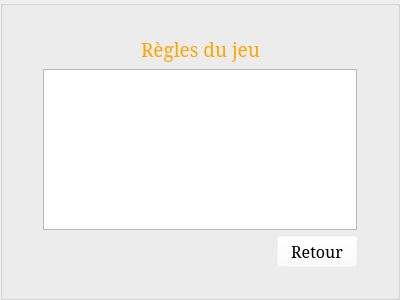
paboccard/Projet_Prog_Jeu, file StreetCar/StreetCar/RulesOption.ui: the form before one commit.
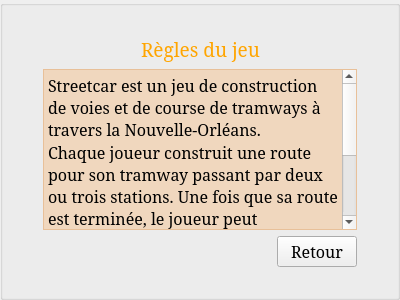
The form after the commit. Icons and pictures are not drawn.

Commit message: ajout credits + rules

Diff of the .ui file:
```diff
--- a/StreetCar/StreetCar/RulesOption.ui
+++ b/StreetCar/StreetCar/RulesOption.ui
@@ -31,8 +31,12 @@
 	color: orange;
 }
 
+#plainTextEdit {
+	background-color: rgba(255, 128, 0, 50);
+}
+s
 QPushButton {
-	background-color: rgba(255, 255, 255, 0);
+	background-color: rgba(255, 128, 0, 50);
 }
 
 QPushButton::hover{
@@ -100,7 +104,18 @@
        </layout>
       </item>
       <item>
-       <widget class="QListView" name="listView"/>
+       <widget class="QPlainTextEdit" name="plainTextEdit">
+        <property name="font">
+         <font>
+          <family>Serif</family>
+          <pointsize>12</pointsize>
+         </font>
+        </property>
+        <property name="plainText">
+         <string>Streetcar est un jeu de construction de voies et de course de tramways à travers la Nouvelle-Orléans.
+Chaque joueur construit une route pour son tramway passant par deux ou trois stations. Une fois que sa route est terminée, le joueur peut commencer son voyage inaugural. Le premier qui termine la construction de sa route et qui finit son voyage inaugural gagne la partie</string>
+        </property>
+       </widget>
       </item>
       <item>
        <layout class="QHBoxLayout" name="horizontalLayout_3">
```
Left out of the diff: 11 changed lines with no effect on the pictures. The commit also changes 17 other files.
